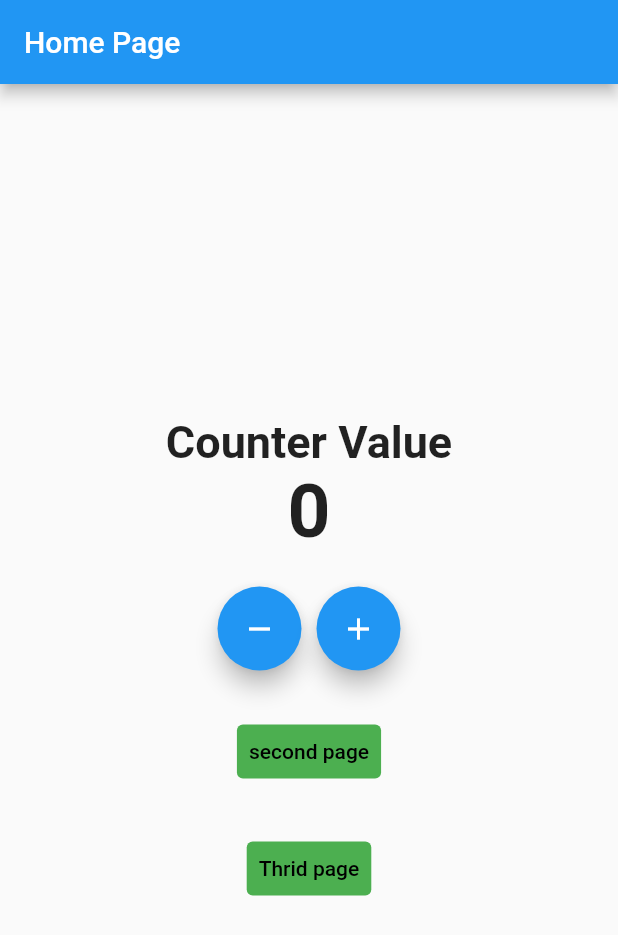
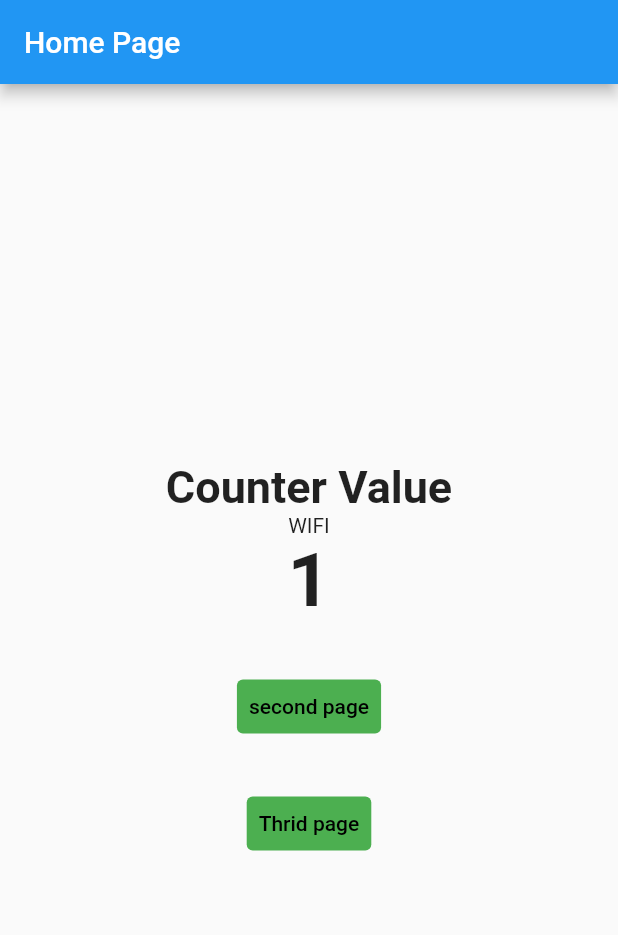
Before and after one commit to Waruna-Kaushalya/flutter_cubit, a Flutter app: the screen it shows after launch, on a phone screen of 412 x 824 dp. Shown: the top 935 px of the screen. Run offline on Flutter 3.47's test engine with Material 2 defaults, Android fonts, the phone set to English and light mode, and no system bars; our stand-ins replace bloc, connectivity_plus, flutter_bloc.

Commit message:
Communicate two cubits

```diff
--- a/lib/constants/enums.dart
+++ b/lib/constants/enums.dart
@@ -1,4 +1,5 @@
 enum ConnectionType {
   wifi,
   mobile,
+  none,
 }
--- a/lib/logic/cubit/counter_cubit.dart
+++ b/lib/logic/cubit/counter_cubit.dart
@@ -1,12 +1,43 @@
+import 'dart:async';
 import 'package:bloc/bloc.dart';
-
+import 'package:flutter_bloc_concepts/constants/enums.dart';
+import 'package:flutter_bloc_concepts/logic/cubit/internet_cubit.dart';
 part 'counter_state.dart';
 
 class CounterCubit extends Cubit<CounterState> {
-  CounterCubit() : super(CounterState(counterValue: 0, wasIncremented: false));
+  final InternetCubit internetCubit;
+  late StreamSubscription internetStreamSubscription;
+
+  CounterCubit({required this.internetCubit})
+      : super(CounterState(counterValue: 0, wasIncremented: false)) {
+    internetStreamSubscription = internetCubit.stream.listen((internetstate) {
+      if (internetstate is InternetConnected &&
+          internetstate.connectionType == ConnectionType.wifi) {
+        increment();
+      } else if (internetstate is InternetConnected &&
+          internetstate.connectionType == ConnectionType.mobile) {
+        decrement();
+      }
+    });
+  }
 
   void increment() => emit(
-      CounterState(counterValue: state.counterValue + 1, wasIncremented: true));
-  void decrement() => emit(CounterState(
-      counterValue: state.counterValue - 1, wasIncremented: false));
+        CounterState(
+          counterValue: state.counterValue + 1,
+          wasIncremented: true,
+        ),
+      );
+
+  void decrement() => emit(
+        CounterState(
+          counterValue: state.counterValue - 1,
+          wasIncremented: false,
+        ),
+      );
+
+  @override
+  Future<void> close() {
+    internetStreamSubscription.cancel();
+    return super.close();
+  }
 }
--- a/lib/logic/cubit/counter_state.dart
+++ b/lib/logic/cubit/counter_state.dart
@@ -3,12 +3,8 @@ part of 'counter_cubit.dart';
 class CounterState {
   int counterValue;
   bool wasIncremented;
-  CounterState({
-    required this.counterValue,
-    required this.wasIncremented,
-  });
 
-  @override
-  // TODO: implement props
-  List<Object?> get props => [counterValue, wasIncremented];
+  CounterState({required this.counterValue, required this.wasIncremented});
+
+  // List<Object> get props => [counterValue, wasIncremented];
 }
--- a/lib/logic/cubit/internet_cubit.dart
+++ b/lib/logic/cubit/internet_cubit.dart
@@ -1,5 +1,4 @@
 import 'dart:async';
-
 import 'package:bloc/bloc.dart';
 import 'package:connectivity_plus/connectivity_plus.dart';
 import 'package:flutter_bloc_concepts/constants/enums.dart';
@@ -18,8 +17,8 @@ class InternetCubit extends Cubit<InternetState> {
         emitInternetConnected(ConnectionType.wifi);
       } else if (connectivityResult == ConnectivityResult.mobile) {
         emitInternetConnected(ConnectionType.mobile);
-      } else {
-        emitInternetDisconnected();
+      } else if (connectivityResult == ConnectivityResult.none) {
+        emitInternetDisconnected(ConnectionType.none);
       }
     });
   }
@@ -27,7 +26,9 @@ class InternetCubit extends Cubit<InternetState> {
   void emitInternetConnected(ConnectionType _connectionType) =>
       emit(InternetConnected(connectionType: _connectionType));
 
-  void emitInternetDisconnected() => InternetDisconnected();
+  void emitInternetDisconnected(ConnectionType __connectionType) =>
+      emit(InternetDisconnected(connectionType: __connectionType));
+
   @override
   Future<void> close() {
     connectivityStreamSubscription.cancel();
--- a/lib/logic/cubit/internet_state.dart
+++ b/lib/logic/cubit/internet_state.dart
@@ -11,4 +11,8 @@ class InternetConnected extends InternetState {
   InternetConnected({required this.connectionType});
 }
 
-class InternetDisconnected extends InternetState {}
+class InternetDisconnected extends InternetState {
+  final ConnectionType connectionType;
+
+  InternetDisconnected({required this.connectionType});
+}
--- a/lib/main.dart
+++ b/lib/main.dart
@@ -1,28 +1,48 @@
+import 'package:connectivity_plus/connectivity_plus.dart';
 import 'package:flutter/material.dart';
 import 'package:flutter_bloc/flutter_bloc.dart';
+
 import 'package:flutter_bloc_concepts/logic/cubit/counter_cubit.dart';
+import 'package:flutter_bloc_concepts/logic/cubit/internet_cubit.dart';
 import 'package:flutter_bloc_concepts/presentation/routes/app_routes.dart';
+
 import 'presentation/screens/home_screen.dart';
 
 void main() {
-  runApp(MyApp());
+  runApp(
+    MyApp(appRoutes: AppRoutes(), connectivity: Connectivity()),
+  );
 }
 
 class MyApp extends StatelessWidget {
-  final AppRoutes _appRoutes = AppRoutes();
+  final AppRoutes appRoutes;
+  final Connectivity connectivity;
 
-  MyApp({Key? key}) : super(key: key);
+  const MyApp({
+    Key? key,
+    required this.appRoutes,
+    required this.connectivity,
+  }) : super(key: key);
+
   @override
   Widget build(BuildContext context) {
-    return BlocProvider(
-      create: (context) => CounterCubit(),
+    return MultiBlocProvider(
+      providers: [
+        BlocProvider<InternetCubit>(
+          create: (context) => InternetCubit(connectivity: connectivity),
+        ),
+        BlocProvider<CounterCubit>(
+          create: (context) =>
+              CounterCubit(internetCubit: context.read<InternetCubit>()),
+        ),
+      ],
       child: MaterialApp(
         title: 'Flutter Demo',
         theme: ThemeData(
           primarySwatch: Colors.blue,
         ),
         initialRoute: MyHomePage.routeName,
-        onGenerateRoute: _appRoutes.onGenerateRoute,
+        onGenerateRoute: appRoutes.onGenerateRoute,
       ),
     );
   }
--- a/lib/presentation/screens/home_screen.dart
+++ b/lib/presentation/screens/home_screen.dart
@@ -1,6 +1,8 @@
 import 'package:flutter/material.dart';
 import 'package:flutter_bloc/flutter_bloc.dart';
+import 'package:flutter_bloc_concepts/constants/enums.dart';
 import 'package:flutter_bloc_concepts/logic/cubit/counter_cubit.dart';
+import 'package:flutter_bloc_concepts/logic/cubit/internet_cubit.dart';
 import 'package:flutter_bloc_concepts/presentation/screens/second_screen.dart';
 import 'package:flutter_bloc_concepts/presentation/screens/thrid_screen.dart';
 
@@ -35,6 +37,20 @@ class _MyHomePageState extends State<MyHomePage> {
                   fontWeight: FontWeight.bold,
                 ),
               ),
+              BlocBuilder<InternetCubit, InternetState>(
+                builder: (context, state) {
+                  if (state is InternetConnected &&
+                      state.connectionType == ConnectionType.wifi) {
+                    return const Text("WIFI");
+                  } else if (state is InternetConnected &&
+                      state.connectionType == ConnectionType.mobile) {
+                    return const Text("Mobile");
+                  } else if (state is InternetDisconnected) {
+                    return const Text("Disconnected");
+                  }
+                  return const CircularProgressIndicator();
+                },
+              ),
               BlocBuilder<CounterCubit, CounterState>(
                 builder: (context, state) {
                   return Text(
@@ -46,33 +62,33 @@ class _MyHomePageState extends State<MyHomePage> {
                   );
                 },
               ),
-              const SizedBox(
-                height: 20,
-              ),
-              Row(
-                mainAxisAlignment: MainAxisAlignment.center,
-                children: [
-                  FloatingActionButton(
-                    onPressed: () {
-                      BlocProvider.of<CounterCubit>(context).decrement();
-                    },
-                    tooltip: "Decrement",
-                    child: const Icon(Icons.remove),
-                    heroTag: null,
-                  ),
-                  const SizedBox(
-                    width: 10,
-                  ),
-                  FloatingActionButton(
-                    onPressed: () {
-                      BlocProvider.of<CounterCubit>(context).increment();
-                    },
-                    tooltip: "Increment",
-                    child: const Icon(Icons.add),
-                    heroTag: null,
-                  ),
-                ],
-              ),
+              // const SizedBox(
+              //   height: 20,
+              // ),
+              // Row(
+              //   mainAxisAlignment: MainAxisAlignment.center,
+              //   children: [
+              //     FloatingActionButton(
+              //       onPressed: () {
+              //         BlocProvider.of<CounterCubit>(context).decrement();
+              //       },
+              //       tooltip: "Decrement",
+              //       child: const Icon(Icons.remove),
+              //       heroTag: null,
+              //     ),
+              //     const SizedBox(
+              //       width: 10,
+              //     ),
+              //     FloatingActionButton(
+              //       onPressed: () {
+              //         BlocProvider.of<CounterCubit>(context).increment();
+              //       },
+              //       tooltip: "Increment",
+              //       child: const Icon(Icons.add),
+              //       heroTag: null,
+              //     ),
+              //   ],
+              // ),
               const SizedBox(
                 height: 30,
               ),
```
